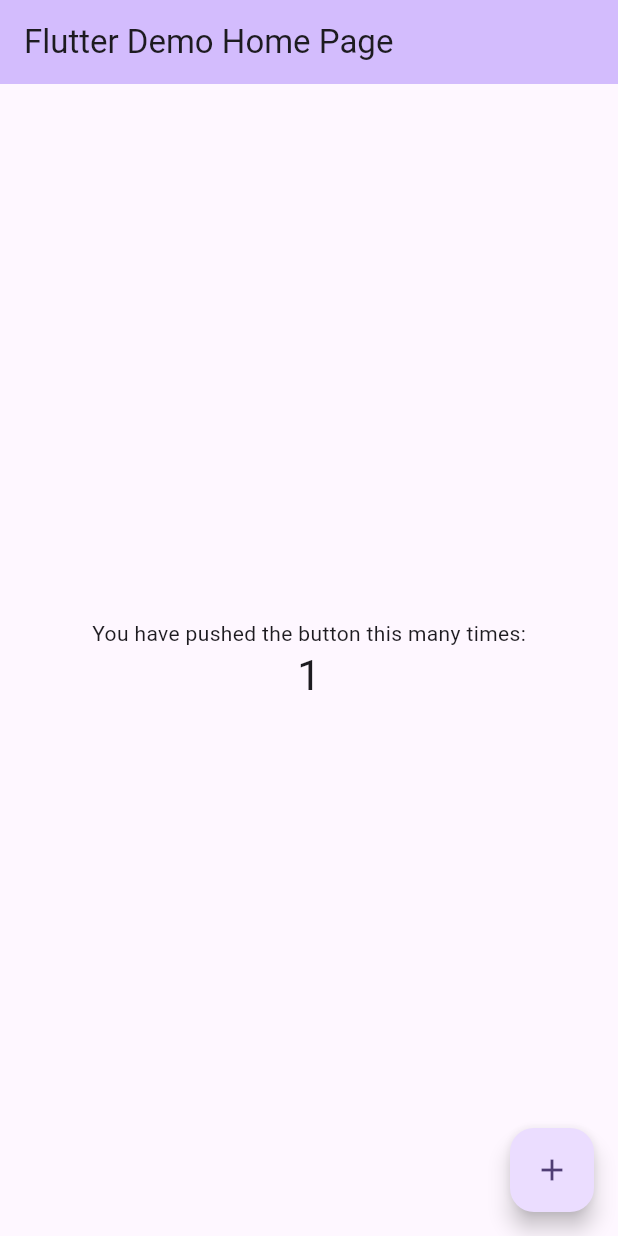
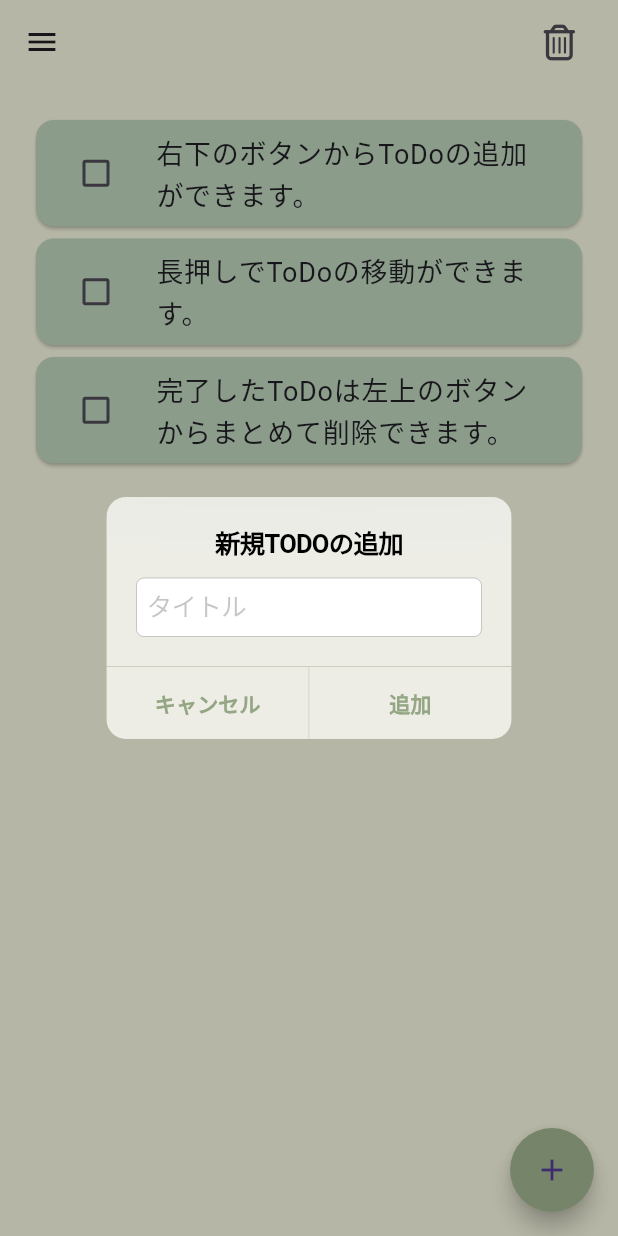
Before and after one commit to ten66/todo_list_app, a Flutter app: the screen it shows after launch, after a tap on the "add" icon, on a phone screen of 412 x 824 dp. Run offline on Flutter 3.47's test engine with Material 3 defaults, Android fonts, the phone set to English and light mode, and no system bars; our stand-ins replace font_awesome_flutter, hive_flutter; accounts and stored records are empty.

Commit message:
#1 大枠を作成

```diff
--- a/lib/main.dart
+++ b/lib/main.dart
@@ -1,125 +1,29 @@
 import 'package:flutter/material.dart';
+import 'package:hive_flutter/hive_flutter.dart';
+import 'package:todo_list_app/pages/home_page.dart';
 
-void main() {
+void main() async {
+  WidgetsFlutterBinding.ensureInitialized();
+
+  await Hive.initFlutter();
+  // ignore: unused_local_variable
+  var box = await Hive.openBox('todoBox');
+
   runApp(const MyApp());
 }
 
 class MyApp extends StatelessWidget {
   const MyApp({super.key});
 
-  // This widget is the root of your application.
   @override
   Widget build(BuildContext context) {
     return MaterialApp(
+      debugShowCheckedModeBanner: false,
       title: 'Flutter Demo',
       theme: ThemeData(
-        // This is the theme of your application.
-        //
-        // TRY THIS: Try running your application with "flutter run". You'll see
-        // the application has a purple toolbar. Then, without quitting the app,
-        // try changing the seedColor in the colorScheme below to Colors.green
-        // and then invoke "hot reload" (save your changes or press the "hot
-        // reload" button in a Flutter-supported IDE, or press "r" if you used
-        // the command line to start the app).
-        //
-        // Notice that the counter didn't reset back to zero; the application
-        // state is not lost during the reload. To reset the state, use hot
-        // restart instead.
-        //
-        // This works for code too, not just values: Most code changes can be
-        // tested with just a hot reload.
-        colorScheme: ColorScheme.fromSeed(seedColor: Colors.deepPurple),
         useMaterial3: true,
       ),
-      home: const MyHomePage(title: 'Flutter Demo Home Page'),
+      home: const HomePage(),
     );
   }
 }
-
-class MyHomePage extends StatefulWidget {
-  const MyHomePage({super.key, required this.title});
-
-  // This widget is the home page of your application. It is stateful, meaning
-  // that it has a State object (defined below) that contains fields that affect
-  // how it looks.
-
-  // This class is the configuration for the state. It holds the values (in this
-  // case the title) provided by the parent (in this case the App widget) and
-  // used by the build method of the State. Fields in a Widget subclass are
-  // always marked "final".
-
-  final String title;
-
-  @override
-  State<MyHomePage> createState() => _MyHomePageState();
-}
-
-class _MyHomePageState extends State<MyHomePage> {
-  int _counter = 0;
-
-  void _incrementCounter() {
-    setState(() {
-      // This call to setState tells the Flutter framework that something has
-      // changed in this State, which causes it to rerun the build method below
-      // so that the display can reflect the updated values. If we changed
-      // _counter without calling setState(), then the build method would not be
-      // called again, and so nothing would appear to happen.
-      _counter++;
-    });
-  }
-
-  @override
-  Widget build(BuildContext context) {
-    // This method is rerun every time setState is called, for instance as done
-    // by the _incrementCounter method above.
-    //
-    // The Flutter framework has been optimized to make rerunning build methods
-    // fast, so that you can just rebuild anything that needs updating rather
-    // than having to individually change instances of widgets.
-    return Scaffold(
-      appBar: AppBar(
-        // TRY THIS: Try changing the color here to a specific color (to
-        // Colors.amber, perhaps?) and trigger a hot reload to see the AppBar
-        // change color while the other colors stay the same.
-        backgroundColor: Theme.of(context).colorScheme.inversePrimary,
-        // Here we take the value from the MyHomePage object that was created by
-        // the App.build method, and use it to set our appbar title.
-        title: Text(widget.title),
-      ),
-      body: Center(
-        // Center is a layout widget. It takes a single child and positions it
-        // in the middle of the parent.
-        child: Column(
-          // Column is also a layout widget. It takes a list of children and
-          // arranges them vertically. By default, it sizes itself to fit its
-          // children horizontally, and tries to be as tall as its parent.
-          //
-          // Column has various properties to control how it sizes itself and
-          // how it positions its children. Here we use mainAxisAlignment to
-          // center the children vertically; the main axis here is the vertical
-          // axis because Columns are vertical (the cross axis would be
-          // horizontal).
-          //
-          // TRY THIS: Invoke "debug painting" (choose the "Toggle Debug Paint"
-          // action in the IDE, or press "p" in the console), to see the
-          // wireframe for each widget.
-          mainAxisAlignment: MainAxisAlignment.center,
-          children: <Widget>[
-            const Text(
-              'You have pushed the button this many times:',
-            ),
-            Text(
-              '$_counter',
-              style: Theme.of(context).textTheme.headlineMedium,
-            ),
-          ],
-        ),
-      ),
-      floatingActionButton: FloatingActionButton(
-        onPressed: _incrementCounter,
-        tooltip: 'Increment',
-        child: const Icon(Icons.add),
-      ), // This trailing comma makes auto-formatting nicer for build methods.
-    );
-  }
-}
--- /dev/null
+++ b/lib/pages/home_page.dart
@@ -0,0 +1,120 @@
+import 'package:flutter/material.dart';
+import 'package:hive_flutter/hive_flutter.dart';
+import 'package:todo_list_app/pages/setting_page.dart';
+import 'package:todo_list_app/widgets/add_todo_button.dart';
+import 'package:todo_list_app/widgets/delete_todo_button.dart';
+import 'package:todo_list_app/widgets/todo_list_view.dart';
+import 'package:uuid/uuid.dart';
+
+class HomePage extends StatefulWidget {
+  const HomePage({super.key});
+
+  @override
+  State<HomePage> createState() => _HomePageState();
+}
+
+class _HomePageState extends State<HomePage> {
+  final _myBox = Hive.box('todoBox');
+  List todoList = [];
+
+  var uuid = const Uuid();
+  final _controller = TextEditingController();
+
+  @override
+  void initState() {
+    if (_myBox.get('TODOLIST') == null) {
+      todoList = [
+        [uuid.v4(), '右下のボタンからToDoの追加ができます。', false],
+        [uuid.v4(), '長押しでToDoの移動ができます。', false],
+        [uuid.v4(), '完了したToDoは左上のボタンからまとめて削除できます。', false]
+      ];
+    } else {
+      todoList = _myBox.get('TODOLIST');
+    }
+
+    super.initState();
+  }
+
+  void addTodo() {
+    if (_controller.text != '') {
+      setState(() {
+        final todo = [uuid.v4(), _controller.text, false];
+        todoList.add(todo);
+        _controller.clear();
+      });
+      _saveToHive();
+      Navigator.pop(context);
+    }
+  }
+
+  void deleteTodo() {
+    setState(() {
+      todoList = todoList.where((todo) => !todo[2]).toList();
+    });
+    _saveToHive();
+    Navigator.pop(context);
+  }
+
+  void checkBoxChanged(bool? value, int index) {
+    setState(() {
+      todoList[index][2] = value;
+    });
+    _saveToHive();
+  }
+
+  void onReorder(int oldIndex, int newIndex) {
+    if (oldIndex < newIndex) newIndex--;
+    final List todo = todoList.removeAt(oldIndex);
+    todoList.insert(newIndex, todo);
+    _saveToHive();
+  }
+
+  void _saveToHive() {
+    if (_myBox.get('TODOLIST') != null) {
+      _myBox.delete('TODOLIST');
+    }
+    _myBox.put('TODOLIST', todoList);
+  }
+
+  @override
+  Widget build(BuildContext context) {
+    return Scaffold(
+      backgroundColor: const Color(0xFFE4E4D0),
+      appBar: AppBar(
+        backgroundColor: const Color(0xFFE4E4D0),
+        leading: IconButton(
+          icon: const Icon(Icons.menu),
+          onPressed: () {
+            Navigator.of(context).push(
+              MaterialPageRoute(
+                builder: (context) => const SettingsPage(),
+              ),
+            );
+          },
+        ),
+        actions: [
+          DeleteTodoButton(onPressed: deleteTodo),
+          const SizedBox(width: 15),
+        ],
+      ),
+      resizeToAvoidBottomInset: false,
+      body: SafeArea(
+        child: Column(
+          children: [
+            Expanded(
+              child: TodoListView(
+                todoList: todoList,
+                onChanged: checkBoxChanged,
+                onReorder: onReorder,
+              ),
+            ),
+          ],
+        ),
+      ),
+      floatingActionButton: AddTodoButton(
+        controller: _controller,
+        onAdd: addTodo,
+      ),
+    );
+  }
+}
--- /dev/null
+++ b/lib/widgets/add_todo_button.dart
@@ -0,0 +1,63 @@
+import 'package:flutter/cupertino.dart';
+import 'package:flutter/material.dart';
+
+class AddTodoButton extends StatelessWidget {
+  final dynamic controller;
+  final VoidCallback onAdd;
+
+  const AddTodoButton({
+    super.key,
+    required this.controller,
+    required this.onAdd,
+  });
+
+  @override
+  Widget build(BuildContext context) {
+    return FloatingActionButton(
+      backgroundColor: const Color(0xFF94A684),
+      shape: const CircleBorder(),
+      onPressed: () => showCupertinoDialog(
+        context: context,
+        barrierDismissible: false,
+        builder: (BuildContext context) => CupertinoAlertDialog(
+          title: const Text('新規TODOの追加'),
+          content: Padding(
+            padding: const EdgeInsets.only(top: 10),
+            child: CupertinoTextField(
+              controller: controller,
+              placeholder: 'タイトル',
+              cursorColor: const Color(0xFF94A684),
+              maxLength: 100,
+            ),
+          ),
+          actions: [
+            TextButton(
+              onPressed: () {
+                Navigator.pop(context);
+              },
+              child: const Text(
+                'キャンセル',
+                style: TextStyle(
+                  color: Color(0xFF94A684),
+                  fontWeight: FontWeight.bold,
+                ),
+              ),
+            ),
+            TextButton(
+              onPressed: onAdd,
+              child: const Text(
+                '追加',
+                style: TextStyle(
+                  color: Color(0xFF94A684),
+                  fontWeight: FontWeight.bold,
+                ),
+              ),
+            ),
+          ],
+        ),
+      ),
+      tooltip: 'add todo',
+      child: const Icon(Icons.add),
+    );
+  }
+}
--- /dev/null
+++ b/lib/widgets/delete_todo_button.dart
@@ -0,0 +1,49 @@
+import 'package:flutter/cupertino.dart';
+import 'package:flutter/material.dart';
+import 'package:font_awesome_flutter/font_awesome_flutter.dart';
+
+class DeleteTodoButton extends StatelessWidget {
+  final VoidCallback onPressed;
+
+  const DeleteTodoButton({
+    super.key,
+    required this.onPressed,
+  });
+
+  @override
+  Widget build(BuildContext context) {
+    return IconButton(
+      icon: const FaIcon(FontAwesomeIcons.trashCan),
+      onPressed: () => showCupertinoDialog(
+        context: context,
+        barrierDismissible: false,
+        builder: (BuildContext context) => CupertinoAlertDialog(
+          title: const Text('TODOの削除'),
+          content: const Text('完了したTODOを全て削除しますか？'),
+          actions: [
+            TextButton(
+              onPressed: () => Navigator.pop(context),
+              child: const Text(
+                'キャンセル',
+                style: TextStyle(
+                  color: Color(0xFF94A684),
+                  fontWeight: FontWeight.bold,
+                ),
+              ),
+            ),
+            TextButton(
+              onPressed: onPressed,
+              child: const Text(
+                '削除',
+                style: TextStyle(
+                  color: Color(0xFF94A684),
+                  fontWeight: FontWeight.bold,
+                ),
+              ),
+            ),
+          ],
+        ),
+      ),
+    );
+  }
+}
--- /dev/null
+++ b/lib/widgets/todo_list_view.dart
@@ -0,0 +1,62 @@
+import 'package:flutter/material.dart';
+
+class TodoListView extends StatelessWidget {
+  final List todoList;
+  final void Function(bool?, int) onChanged;
+  final void Function(int, int) onReorder;
+
+  const TodoListView({
+    super.key,
+    required this.todoList,
+    required this.onChanged,
+    required this.onReorder,
+  });
+
+  @override
+  Widget build(BuildContext context) {
+    return Visibility(
+      visible: todoList.isEmpty,
+      replacement: Padding(
+        padding: const EdgeInsets.symmetric(horizontal: 20),
+        child: ReorderableListView.builder(
+          padding: const EdgeInsets.only(top: 20, bottom: 40),
+          proxyDecorator: (child, index, animation) => Material(
+            type: MaterialType.transparency,
+            child: child,
+          ),
+          shrinkWrap: true,
+          physics: const ClampingScrollPhysics(),
+          itemCount: todoList.length,
+          itemBuilder: (context, index) => Card(
+            key: ValueKey(todoList[index]),
+            color: const Color(0xFFAEC3AE),
+            child: ListTile(
+              leading: Checkbox(
+                value: todoList[index][2],
+                onChanged: (value) => onChanged(value, index),
+                activeColor: const Color(0xFFFDE4ED),
+                checkColor: const Color(0xFFAEC3AE),
+              ),
+              title: Text(
+                todoList[index][1],
+                overflow: TextOverflow.ellipsis,
+                maxLines: 3,
+                style: TextStyle(
+                  fontSize: 18,
+                  decoration: todoList[index][2]
+                      ? TextDecoration.lineThrough
+                      : TextDecoration.none,
+                  decorationThickness: 1.8,
+                ),
+              ),
+            ),
+          ),
+          onReorder: onReorder,
+        ),
+      ),
+      child: const Center(
+        child: Text('TODOがありません'),
+      ),
+    );
+  }
+}
```
Also changed, not shown: lib/pages/setting_page.dart (added, +133 -0 lines), 3 other files.
